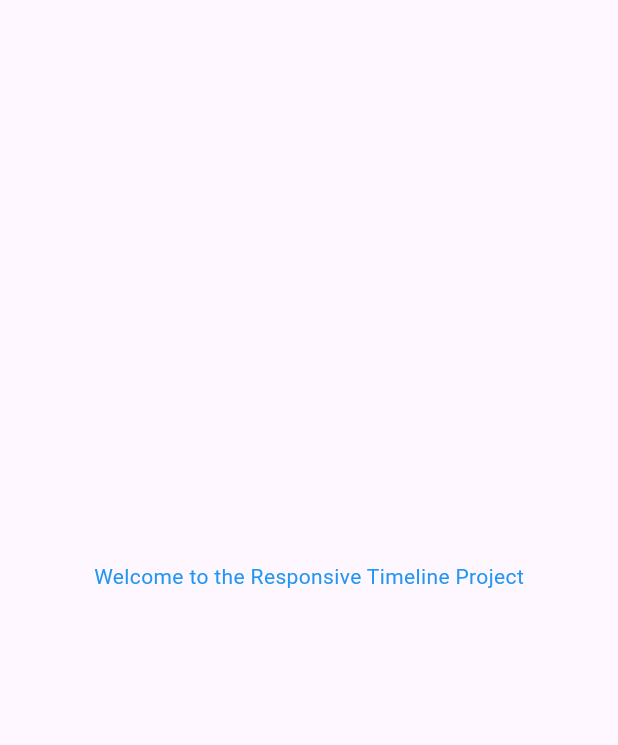
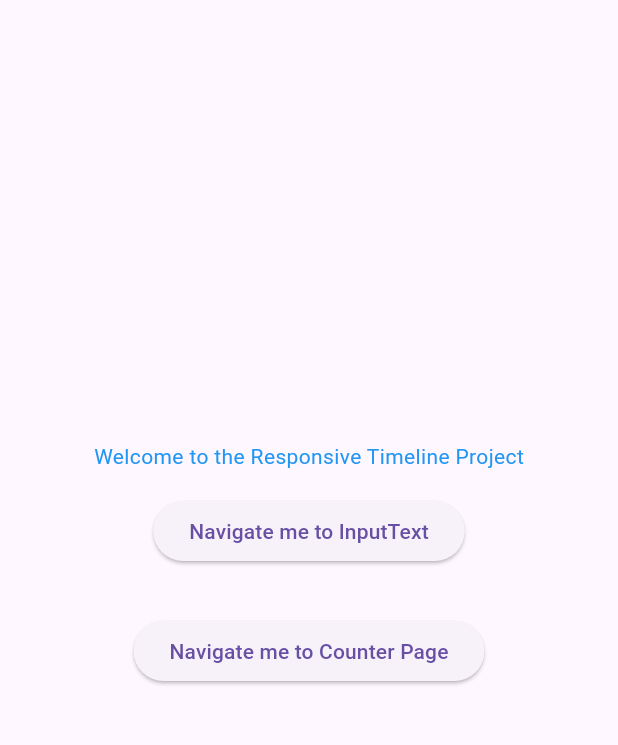
Before and after one commit to Praweenlama/interactive_timeline, a Flutter app: the screen it shows after launch, on a phone screen of 412 x 824 dp, the part 84-829 px from its top. Run offline on Flutter 3.47's test engine with Material 3 defaults, Android fonts, the light colour scheme and no system bars.

```diff
--- /dev/null
+++ b/lib/pages/counter/count.dart
@@ -0,0 +1,17 @@
+import 'package:flutter/material.dart';
+
+class Counter with ChangeNotifier {
+  int _count = 1;
+
+  int get count => _count;
+
+  void increment() {
+    _count++;
+    notifyListeners(); // notifies widgets to rebuild
+  }
+
+  void decrement() {
+    _count--;
+    notifyListeners(); // notifies widgets to rebuild
+  }
+}
--- /dev/null
+++ b/lib/pages/counter/counter.dart
@@ -0,0 +1,39 @@
+import 'package:flutter/material.dart';
+import 'package:interactive_timeline/pages/counter/count.dart';
+import 'package:provider/provider.dart';
+
+class MyCounter extends StatelessWidget {
+  const MyCounter({super.key});
+
+  @override
+  Widget build(BuildContext context) {
+    final counter = Provider.of<Counter>(context); // Access the state
+
+    return Row(
+      children: [
+        SizedBox(width: 20),
+        ElevatedButton(
+          onPressed: () {
+            counter.increment();
+          },
+          child: Text("Increment Counter"),
+        ),
+        SizedBox(width: 20),
+        ElevatedButton(
+          onPressed: () {
+            counter.decrement();
+          },
+          child: Text("Decrement Counter"),
+        ),
+        SizedBox(width: 20),
+        Text(
+          "Counter: ${counter.count}",
+          style: TextStyle(
+            color: Colors.black,
+            decoration: TextDecoration.none,
+          ),
+        ),
+      ],
+    );
+  }
+}
--- a/lib/pages/home/home.dart
+++ b/lib/pages/home/home.dart
@@ -1,8 +1,25 @@
 import 'package:flutter/material.dart';
+import 'package:interactive_timeline/pages/counter/counter.dart';
 import 'package:interactive_timeline/pages/home/welcome.dart';
+import 'package:interactive_timeline/widgets/button/button.dart';
+import 'package:interactive_timeline/widgets/text/textInput.dart';
 
 class HomePage extends StatelessWidget {
   const HomePage({super.key});
+
+  void toCounter(BuildContext context) {
+    Navigator.push(
+      context,
+      MaterialPageRoute(builder: (context) => const MyCounter()),
+    );
+  }
+
+  void toInput(BuildContext context) {
+    Navigator.push(
+      context,
+      MaterialPageRoute(builder: (context) => const InputText()),
+    );
+  }
 
   @override
   Widget build(BuildContext context) {
@@ -14,7 +31,23 @@ class HomePage extends StatelessWidget {
           child: Text('Interactive timeline AppBar'),
         ),
       ),
-      body: WelcomeText(),
+      body: Center(
+        child: Column(
+          mainAxisAlignment: MainAxisAlignment.center,
+          crossAxisAlignment: CrossAxisAlignment.center,
+          children: [
+            WelcomeText(),
+            MyButton(
+              buttonText: 'Navigate me to InputText',
+              onPressed: () => toInput(context),
+            ),
+            MyButton(
+              buttonText: 'Navigate me to Counter Page',
+              onPressed: () => toCounter(context),
+            ),
+          ],
+        ),
+      ),
     );
   }
 }
--- a/lib/pages/home/welcome.dart
+++ b/lib/pages/home/welcome.dart
@@ -5,11 +5,9 @@ class WelcomeText extends StatelessWidget {
 
   @override
   Widget build(BuildContext context) {
-    return Center(
-      child: Text(
-        'Welcome to the Responsive Timeline Project',
-        style: TextStyle(color: Colors.blue),
-      ),
+    return Text(
+      'Welcome to the Responsive Timeline Project',
+      style: TextStyle(color: Colors.blue),
     );
   }
 }
--- a/lib/widgets/button/button.dart
+++ b/lib/widgets/button/button.dart
@@ -1,7 +1,13 @@
 import 'package:flutter/material.dart';
 
 class MyButton extends StatefulWidget {
-  const MyButton({super.key});
+  final String buttonText;
+  final VoidCallback onPressed;
+  const MyButton({
+    super.key,
+    required this.buttonText,
+    required this.onPressed,
+  });
 
   @override
   State<MyButton> createState() => _MyButtonState();
@@ -14,12 +20,8 @@ class _MyButtonState extends State<MyButton> {
     return Padding(
       padding: const EdgeInsets.all(16.0),
       child: ElevatedButton(
-        onPressed: () {
-          setState(() {
-            num++;
-          });
-        },
-        child: Text('Click Me!: $num'),
+        onPressed: widget.onPressed,
+        child: Text(widget.buttonText),
       ),
     );
   }
--- a/lib/widgets/text/textinput.dart
+++ b/lib/widgets/text/textinput.dart
@@ -16,7 +16,8 @@ class _InputTextState extends State<InputText> {
 
   @override
   Widget build(BuildContext context) {
-    return Padding(
+    return Material(
+      child: Padding(
         padding: const EdgeInsets.all(16.0),
         child: Column(
           children: [
@@ -37,7 +38,7 @@ class _InputTextState extends State<InputText> {
                 labelText: 'Description',
                 hintText: 'Enter the description...',
               ),
-            maxLines: 3, // Allow multiline input for description
+              maxLines: 5, // Allow multiline input for description
             ),
             SizedBox(height: 16), // Add spacing between fields
             Row(
@@ -84,6 +85,7 @@ class _InputTextState extends State<InputText> {
               ),
           ],
         ),
+      ),
     );
   }
 }
--- a/pubspec.yaml
+++ b/pubspec.yaml
@@ -10,6 +10,8 @@ dependencies:
   flutter:
     sdk: flutter
   intl: ^0.18.0
+  provider: ^6.0.5
+  flutter_riverpod: ^2.3.6
 
 dev_dependencies:
   flutter_test:
```
Also changed, not shown: lib/main.dart (+8 -1 lines), pubspec.lock. Lines whose indentation alone changed are shown as unchanged.
